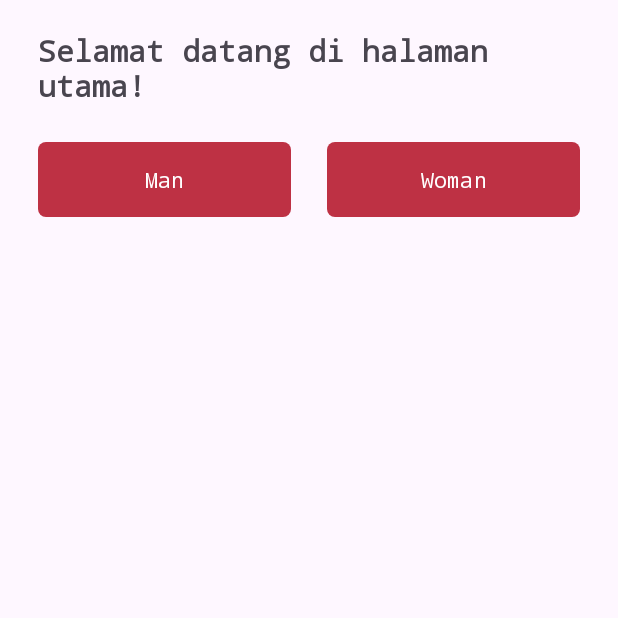
After one commit to nandah4/app-bmi-calculator, an Android app: the HomeActivity screen opened directly, with no data from a screen before it, on a phone screen of 412 x 824 dp, the top half of it. The commit adds this screen. Run offline under Robolectric (Android 15) with nearby library versions, the phone set to English and light mode, and no system bars.

Commit message:
feat: add home activity

```diff
--- a/app/src/main/AndroidManifest.xml
+++ b/app/src/main/AndroidManifest.xml
@@ -13,6 +13,9 @@
         android:theme="@style/Theme.BMIcalculator"
         tools:targetApi="31">
         <activity
+            android:name=".HomeActivity"
+            android:exported="true"/>
+        <activity
             android:name=".MainActivity"
             android:exported="true">
             <intent-filter>
--- a/app/src/main/java/com/example/bmicalculator/FragmentMainPage.kt
+++ /dev/null
@@ -1,22 +0,0 @@
-package com.example.bmicalculator
-
-import android.os.Bundle
-import androidx.fragment.app.Fragment
-import android.view.LayoutInflater
-import android.view.View
-import android.view.ViewGroup
-
-
-class FragmentMainPage : Fragment() {
-
-
-    override fun onCreateView(
-        inflater: LayoutInflater, container: ViewGroup?,
-        savedInstanceState: Bundle?
-    ): View? {
-        // Inflate the layout for this fragment
-        return inflater.inflate(R.layout.fragment_main_page, container, false)
-    }
-
-
-}
--- /dev/null
+++ b/app/src/main/java/com/example/bmicalculator/HomeActivity.kt
@@ -0,0 +1,21 @@
+package com.example.bmicalculator
+
+import android.os.Bundle
+import androidx.fragment.app.Fragment
+import android.view.LayoutInflater
+import android.view.View
+import android.view.ViewGroup
+import androidx.appcompat.app.AppCompatActivity
+import com.example.bmicalculator.databinding.ActivityHomeBinding
+
+
+class HomeActivity : AppCompatActivity() {
+
+    private lateinit var binding : ActivityHomeBinding
+
+    override fun onCreate(savedInstanceState: Bundle?) {
+        super.onCreate(savedInstanceState)
+        binding = ActivityHomeBinding.inflate(layoutInflater)
+        setContentView(binding.root)
+    }
+}
--- a/app/src/main/java/com/example/bmicalculator/OnBoardScreenFragment.kt
+++ b/app/src/main/java/com/example/bmicalculator/OnBoardScreenFragment.kt
@@ -1,11 +1,11 @@
 package com.example.bmicalculator
 
+import android.content.Intent
 import android.os.Bundle
 import androidx.fragment.app.Fragment
 import android.view.LayoutInflater
 import android.view.View
 import android.view.ViewGroup
-import androidx.fragment.app.replace
 import com.example.bmicalculator.databinding.FragmentOnBoardScreenBinding
 
 class OnBoardScreenFragment : Fragment() {
@@ -24,12 +24,9 @@ class OnBoardScreenFragment : Fragment() {
     override fun onViewCreated(view: View, savedInstanceState: Bundle?) {
         super.onViewCreated(view, savedInstanceState)
 
-        val fragmentMain = FragmentMainPage()
         binding.btnNextMain.setOnClickListener {
-            parentFragmentManager.beginTransaction()
-                .setReorderingAllowed(true)
-                .replace(R.id.fragment_container, fragmentMain, FragmentMainPage::class.java.simpleName)
-                .commit()
+            val intentNext = Intent(requireContext(), HomeActivity::class.java)
+            startActivity(intentNext)
         }
     }
 
--- /dev/null
+++ b/app/src/main/res/layout/activity_home.xml
@@ -0,0 +1,55 @@
+<?xml version="1.0" encoding="utf-8"?>
+<androidx.constraintlayout.widget.ConstraintLayout xmlns:android="http://schemas.android.com/apk/res/android"
+    xmlns:app="http://schemas.android.com/apk/res-auto"
+    android:layout_width="match_parent"
+    android:layout_height="match_parent">
+
+    <TextView
+        android:id="@+id/tv_headline_title"
+        android:layout_width="match_parent"
+        android:layout_height="wrap_content"
+        app:layout_constraintEnd_toEndOf="parent"
+        app:layout_constraintStart_toStartOf="parent"
+        app:layout_constraintTop_toTopOf="parent"
+        android:text="@string/tv_headline"
+        android:fontFamily="monospace"
+        android:layout_marginTop="20dp"
+        android:textSize="20sp"
+        android:textStyle="bold"
+        style="@style/SpaceElementHorizontal" />
+
+    <com.google.android.material.button.MaterialButton
+        android:id="@+id/btn_man"
+        android:layout_width="0dp"
+        android:layout_height="wrap_content"
+        app:layout_constraintStart_toStartOf="parent"
+        app:layout_constraintTop_toBottomOf="@+id/tv_headline_title"
+        app:layout_constraintEnd_toStartOf="@+id/btn_woman"
+        android:text="@string/btn_man"
+        android:layout_marginStart="25dp"
+        android:layout_marginEnd="12dp"
+        style="@style/StyleBtnHome" />
+
+    <com.google.android.material.button.MaterialButton
+        android:id="@+id/btn_woman"
+        android:layout_width="0dp"
+        android:layout_height="wrap_content"
+        app:layout_constraintEnd_toEndOf="parent"
+        app:layout_constraintStart_toEndOf="@+id/btn_man"
+        app:layout_constraintTop_toBottomOf="@+id/tv_headline_title"
+        android:text="@string/btn_woman"
+        android:layout_marginEnd="25dp"
+        android:layout_marginStart="12dp"
+        style="@style/StyleBtnHome" />
+
+    <androidx.fragment.app.FragmentContainerView
+        android:layout_width="match_parent"
+        android:layout_height="0dp"
+        app:layout_constraintBottom_toBottomOf="parent"
+        app:layout_constraintEnd_toEndOf="parent"
+        app:layout_constraintHorizontal_bias="0.0"
+        app:layout_constraintStart_toStartOf="parent"
+        app:layout_constraintTop_toBottomOf="@+id/btn_man"
+        app:layout_constraintVertical_bias="0.0" />
+
+</androidx.constraintlayout.widget.ConstraintLayout>
--- a/app/src/main/res/layout/fragment_main_page.xml
+++ b/app/src/main/res/layout/fragment_main_page.xml
@@ -3,7 +3,7 @@
     xmlns:tools="http://schemas.android.com/tools"
     android:layout_width="match_parent"
     android:layout_height="match_parent"
-    tools:context=".FragmentMainPage">
+    tools:context=".HomeActivity">
 
     <!-- TODO: Update blank fragment layout -->
     <TextView
--- a/app/src/main/res/layout/fragment_on_board_screen.xml
+++ b/app/src/main/res/layout/fragment_on_board_screen.xml
@@ -53,7 +53,7 @@
         android:id="@+id/btn_next_main"
         android:layout_width="match_parent"
         android:layout_height="wrap_content"
-        android:layout_marginBottom="12dp"
+        android:layout_marginBottom="20dp"
         style="@style/SpaceElementHorizontal"
         app:layout_constraintBottom_toBottomOf="parent"
         app:layout_constraintEnd_toEndOf="parent"
--- a/app/src/main/res/values/colors.xml
+++ b/app/src/main/res/values/colors.xml
@@ -3,7 +3,7 @@
     <color name="black">#FF000000</color>
     <color name="white">#FFFFFFFF</color>
 
-    <color name="bg_btn">#155E95</color>
+    <color name="bg_btn">#BE3144</color>
     <color name="stroke_btn">#F6C794</color>
 
 </resources>
--- a/app/src/main/res/values/strings.xml
+++ b/app/src/main/res/values/strings.xml
@@ -4,4 +4,9 @@
     <string name="onboard_title1">Transform Speech into Your Body Goals</string>
     <!-- TODO: Remove or change this placeholder text -->
     <string name="hello_blank_fragment">Hello blank fragment</string>
+
+    <!--  Home Page  -->
+    <string name="tv_headline">Selamat datang di halaman utama!</string>
+    <string name="btn_man">Man</string>
+    <string name="btn_woman">Woman</string>
 </resources>
--- a/app/src/main/res/values/styles.xml
+++ b/app/src/main/res/values/styles.xml
@@ -1,9 +1,18 @@
 <?xml version="1.0" encoding="utf-8"?>
-<resources xmlns:android="http://schemas.android.com/apk/res/android" xmlns:tools="http://schemas.android.com/tools" xmlns:app="http://schemas.android.com/apk/res-auto">
+<resources xmlns:android="http://schemas.android.com/apk/res/android">
 
     <style name="SpaceElementHorizontal">
         <item name="android:layout_marginEnd">25dp</item>
         <item name="android:layout_marginStart">25dp</item>
+    </style>
+
+    <style name="StyleBtnHome">
+        <item name="android:layout_marginTop">20dp</item>
+        <item name="android:paddingTop">15dp</item>
+        <item name="android:paddingBottom">15dp</item>
+        <item name="backgroundTint">@color/bg_btn</item>
+        <item name="cornerRadius">5dp</item>
+        <item name="fontFamily">monospace</item>
     </style>
 
     <style name="RoundedSize">
```
Lines whose indentation alone changed are shown as unchanged.
